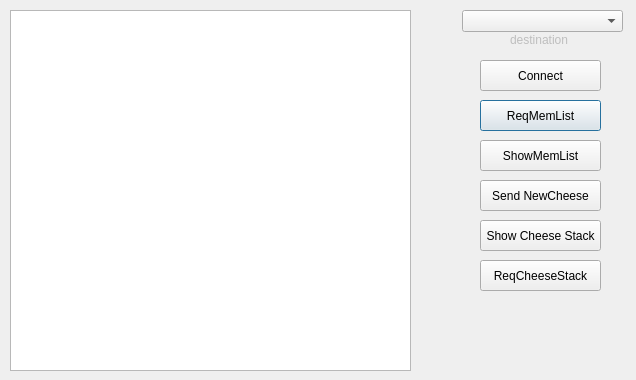
Old version of the form code/clientapp.ui in the repository doantumy/Blockchain.
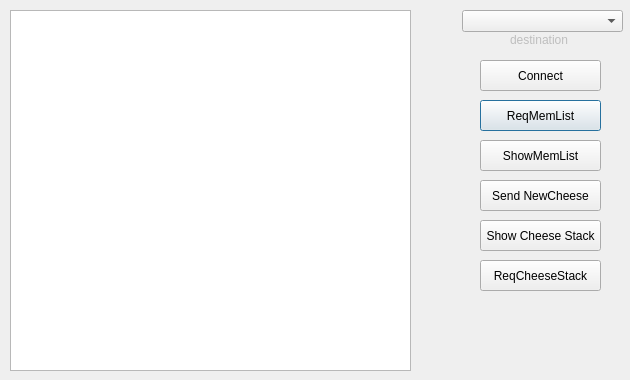
New version of the form.

```diff
--- a/code/clientapp.ui
+++ b/code/clientapp.ui
@@ -6,7 +6,7 @@
    <rect>
     <x>0</x>
     <y>0</y>
-    <width>636</width>
+    <width>630</width>
     <height>380</height>
    </rect>
   </property>
```
